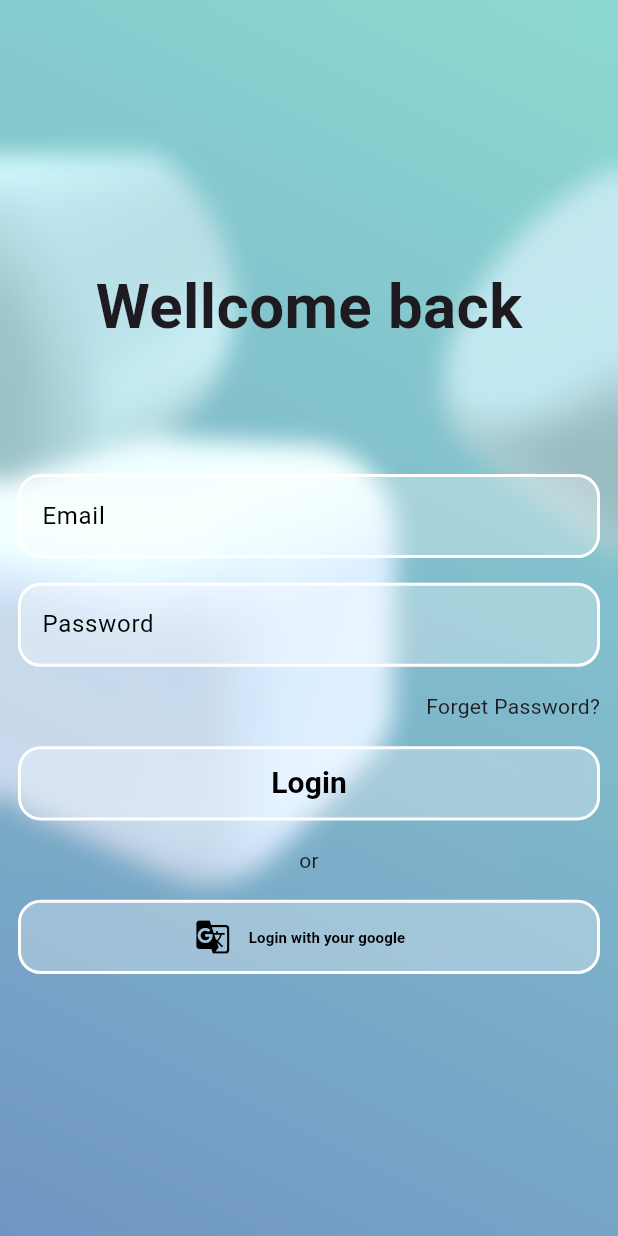
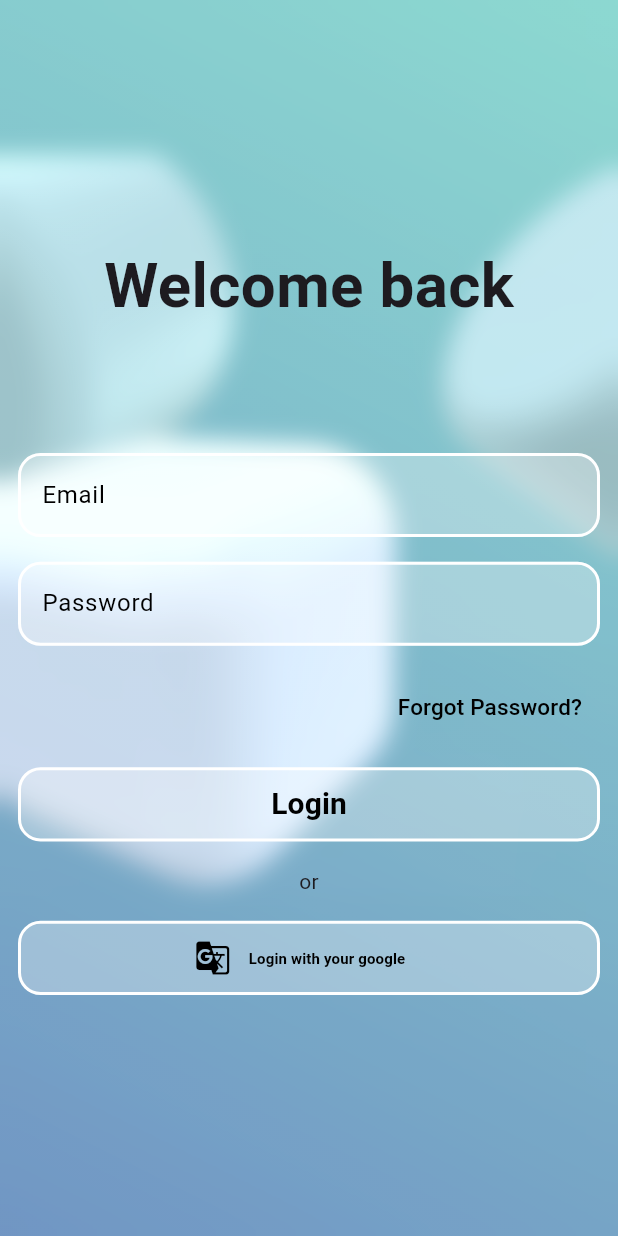
Before and after one commit to RMCV-Rajapaksha/Project-Syncup, a Flutter app: the screen it shows after launch, on a phone screen of 412 x 824 dp. Run offline on Flutter 3.47's test engine with Material 3 defaults, Android fonts, the phone set to English and light mode, and no system bars; our stand-ins replace device_preview.

Commit message:
Fix login page UI and import missing package

```diff
--- a/lib/pages/Login.dart
+++ b/lib/pages/Login.dart
@@ -1,3 +1,4 @@
+import 'package:flutter/cupertino.dart';
 import 'package:flutter/material.dart';
 import 'package:project_syncup/commponnent/theme.dart';
 
@@ -28,7 +29,7 @@ class _LoginState extends State<Login> {
               child: Column(
                 children: [
                   Text(
-                    'Wellcome back',
+                    'Welcome back',
                     style: TextStyle(
                         fontSize: screenHeight * 0.05,
                         fontWeight: FontWeight.bold),
@@ -37,24 +38,28 @@ class _LoginState extends State<Login> {
                   TextFormField(
                     decoration: InputDecoration(
                       hintText: 'Email',
-                      hintStyle: TextStyle(color: Colors.black),
+                      hintStyle: const TextStyle(color: Colors.black),
                       enabledBorder: OutlineInputBorder(
-                        borderSide: BorderSide(color: Colors.white, width: 2.0),
+                        borderSide:
+                            const BorderSide(color: Colors.white, width: 2.0),
                         borderRadius: BorderRadius.circular(15.0),
                       ),
                       focusedBorder: OutlineInputBorder(
-                        borderSide: BorderSide(color: Colors.white, width: 2.0),
+                        borderSide:
+                            const BorderSide(color: Colors.white, width: 2.0),
                         borderRadius: BorderRadius.circular(15.0),
                       ),
                       errorBorder: OutlineInputBorder(
-                        borderSide: BorderSide(color: Colors.white, width: 2.0),
+                        borderSide:
+                            const BorderSide(color: Colors.white, width: 2.0),
                         borderRadius: BorderRadius.circular(15.0),
                       ),
                       focusedErrorBorder: OutlineInputBorder(
-                        borderSide: BorderSide(color: Colors.white, width: 2.0),
+                        borderSide:
+                            const BorderSide(color: Colors.white, width: 2.0),
                         borderRadius: BorderRadius.circular(15.0),
                       ),
-                      fillColor: Color.fromRGBO(255, 255, 255, 0.3),
+                      fillColor: const Color.fromRGBO(255, 255, 255, 0.3),
                       filled: true,
                     ),
                     validator: (value) {
@@ -106,7 +111,16 @@ class _LoginState extends State<Login> {
                   const Row(
                     mainAxisAlignment: MainAxisAlignment.end,
                     children: [
-                      Text('Forget Password?'),
+                      TextButton(
+                        onPressed: null,
+                        child: Text(
+                          'Forgot Password?',
+                          style: TextStyle(
+                            color: Colors.black,
+                            fontSize: 15.0,
+                          ),
+                        ),
+                      ),
                     ],
                   ),
                   SizedBox(height: screenHeight * 0.02),
```
